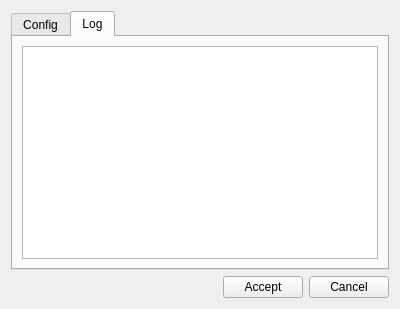
The window that core/ui/toolbars/epa/go2iber.ui (Giswater/giswater_qgis_plugin) describes before a commit, drawn with Qt 5.
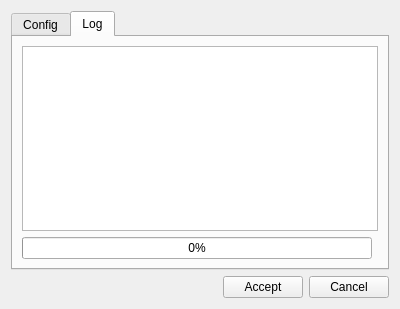
The same window after the commit. The open tabs and pages were chosen to show the change.

Commit message: feat(go2iber): finish iber run implementation and fix inp creation

What changed in the file:
```diff
--- a/core/ui/toolbars/epa/go2iber.ui
+++ b/core/ui/toolbars/epa/go2iber.ui
@@ -116,13 +116,20 @@
        <string>Log</string>
       </attribute>
       <layout class="QGridLayout" name="gridLayout_2">
-       <item row="0" column="0">
+       <item row="0" column="0" rowspan="2" colspan="2">
         <widget class="QTextEdit" name="tab_log_txt_infolog">
          <property name="readOnly">
           <bool>true</bool>
          </property>
         </widget>
        </item>
+       <item row="2" column="0">
+        <widget class="QProgressBar" name="progress_bar">
+         <property name="value">
+          <number>0</number>
+         </property>
+        </widget>
+       </item>
       </layout>
      </widget>
     </widget>
```
Left out of the diff: 2 changed lines with no effect on the pictures. The commit also changes 2 other files.
